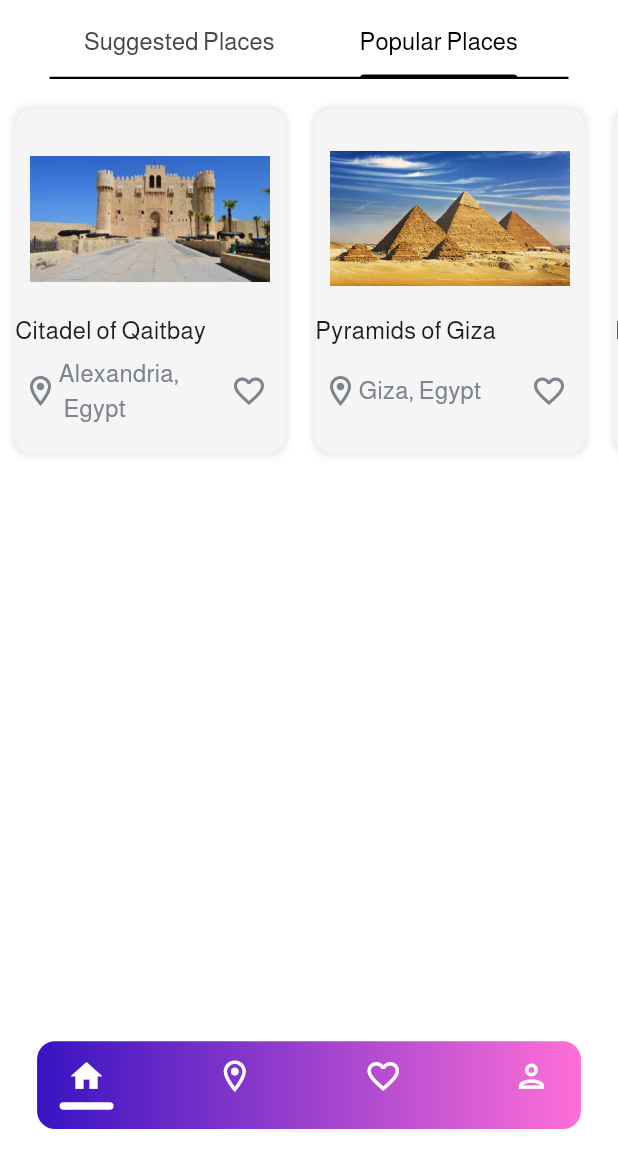
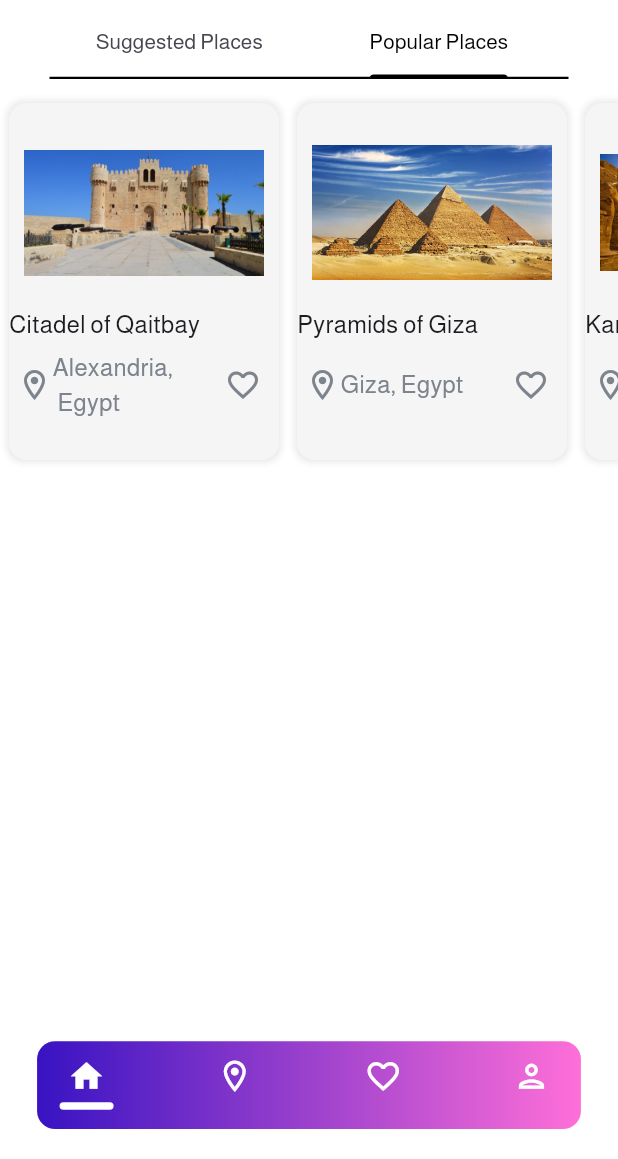
Before and after one commit to mohamedsalah918101/Egy-Tour, a Flutter app: the BasicView screen opened directly with empty values, tab 2 chosen, on a phone screen of 412 x 824 dp, the part 77-1236 px from its top. Run offline on Flutter 3.47's test engine with Material 3 defaults, Android fonts, the phone set to English and light mode, and no system bars; our stand-ins replace country_code_picker, dartz, easy_localization, hive, hive_flutter, shared_preferences; accounts and stored records are empty.

Commit message:
ui updates for home view and favourite view

```diff
--- a/lib/core/utils/widget/custom_places_card.dart
+++ b/lib/core/utils/widget/custom_places_card.dart
@@ -18,7 +18,7 @@ class _PlaceCardState extends State<PlaceCard> {
   @override
   Widget build(BuildContext context) {
     return Padding(
-      padding: const EdgeInsets.all(10.0),
+      padding: const EdgeInsets.all(6.0),
       child: Container(
         decoration: BoxDecoration(
           color: AppColors.lightGrey2,
--- a/lib/features/favourites/presentation/views/favourites_view.dart
+++ b/lib/features/favourites/presentation/views/favourites_view.dart
@@ -37,7 +37,7 @@ class _FavouritesViewState extends State<FavouritesView> {
     return GridView.builder(
         gridDelegate: SliverGridDelegateWithFixedCrossAxisCount(
           crossAxisCount: 2,
-          childAspectRatio: 150 / 190,
+          childAspectRatio: 145 / 190,
         ),
         itemCount: favoriteList?.length,
         itemBuilder: (context, index) {
--- a/lib/features/home/presentation/views/home_view.dart
+++ b/lib/features/home/presentation/views/home_view.dart
@@ -33,13 +33,13 @@ class _HomeViewState extends State<HomeView> {
                 Tab(
                   child: Text(
                     "home.suggestedPlaces".tr(),
-                    style: AppTextStyles.regular16,
+                    style: AppTextStyles.regular14,
                   ),
                 ),
                 Tab(
                   child: Text(
                     "home.popularPlaces".tr(),
-                    style: AppTextStyles.regular16,
+                    style: AppTextStyles.regular14,
                   ),
                 )
               ],
@@ -53,7 +53,7 @@ class _HomeViewState extends State<HomeView> {
               children: [
                 GridView.builder(
                   gridDelegate: SliverGridDelegateWithFixedCrossAxisCount(
-                      crossAxisCount: 2, childAspectRatio: 150 / 190),
+                      crossAxisCount: 2, childAspectRatio: 145 / 190),
                   itemCount: suggestedLandmarksList.length,
                   itemBuilder: (context, index) {
                     return PlaceCard(
```
